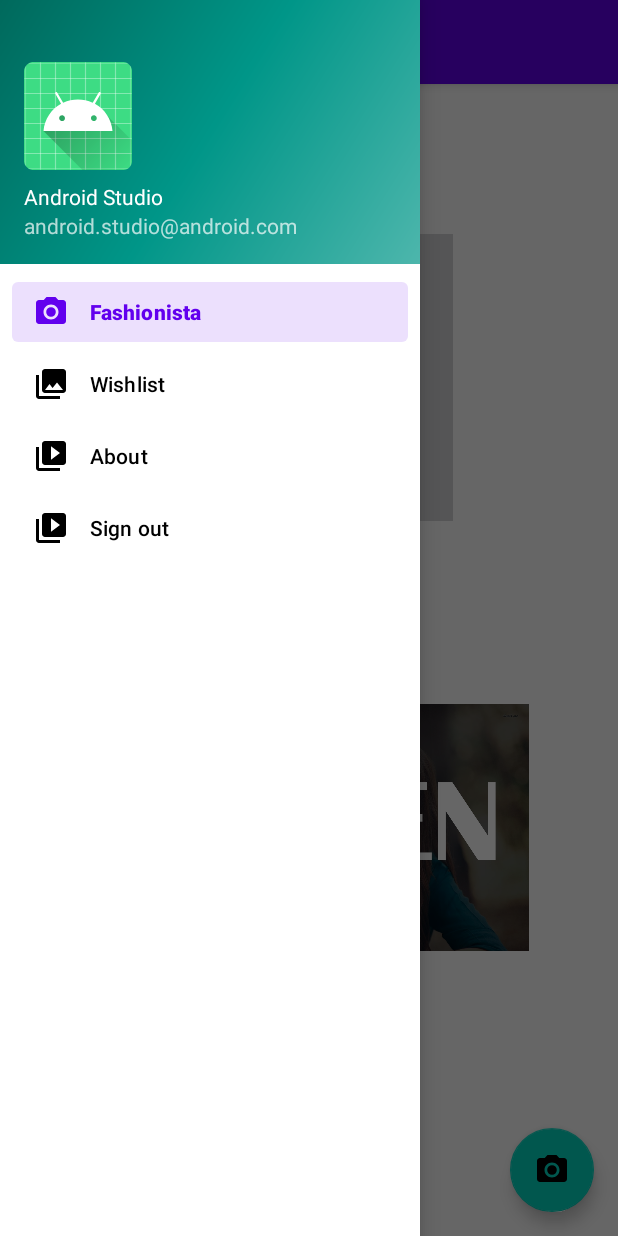
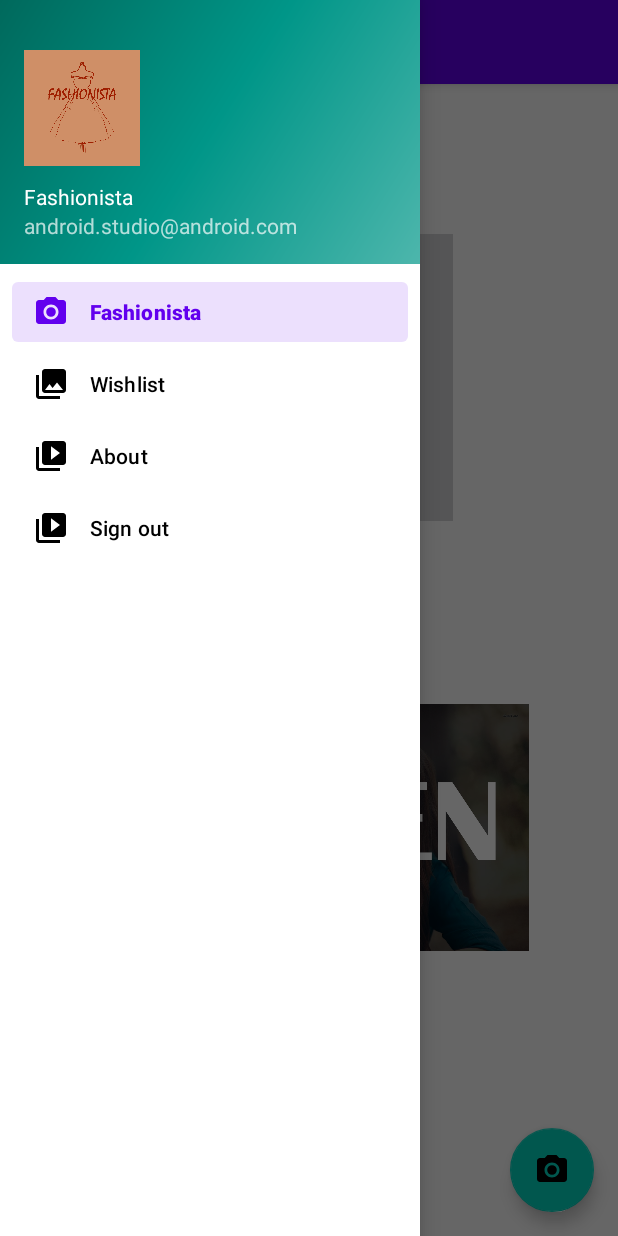
Before and after one commit to xamanyy/FashioIsta, an Android app: the screen it shows after launch once a user with an empty profile is signed in (Home), with the side drawer open, on a phone screen of 412 x 824 dp. Run offline under Robolectric (Android 15) with nearby library versions, the phone set to English and light mode, and no system bars; our stand-ins replace Firebase (no records; nobody signed in at launch, a user with empty details on screens opened directly), navigation-ui.

Commit message:
included splashsquare.png as a icon in navigation drawer and change the name to Fashionista

```diff
--- a/app/src/main/res/layout/nav_header_main.xml
+++ b/app/src/main/res/layout/nav_header_main.xml
@@ -14,17 +14,17 @@
 
     <ImageView
         android:id="@+id/imageView"
-        android:layout_width="wrap_content"
-        android:layout_height="wrap_content"
+        android:layout_width="77dp"
+        android:layout_height="91dp"
         android:contentDescription="@string/nav_header_desc"
         android:paddingTop="@dimen/nav_header_vertical_spacing"
-        app:srcCompat="@mipmap/ic_launcher_round" />
+        app:srcCompat="@drawable/splashsquare" />
 
     <TextView
         android:layout_width="match_parent"
         android:layout_height="wrap_content"
         android:paddingTop="@dimen/nav_header_vertical_spacing"
-        android:text="@string/nav_header_title"
+        android:text="Fashionista"
         android:textAppearance="@style/TextAppearance.AppCompat.Body1" />
 
     <TextView
```
